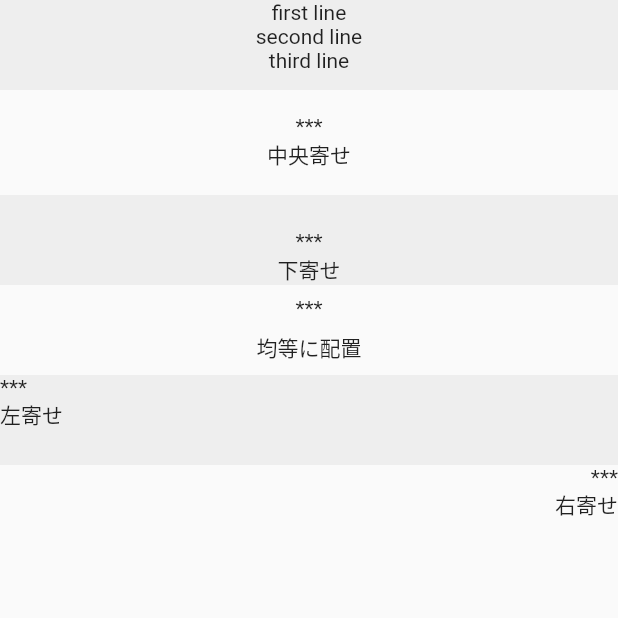
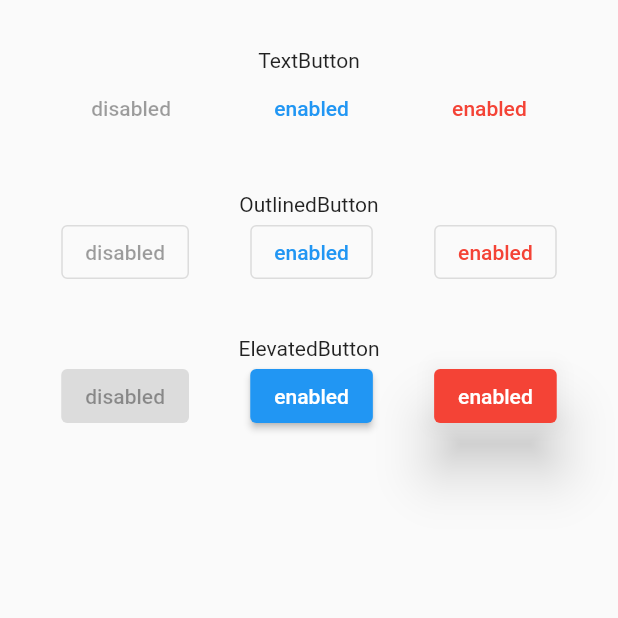
Before and after one commit to ryuimoto/widget-practice, a Flutter app: the screen it shows after launch, on a phone screen of 412 x 824 dp, the top half of it. Run offline on Flutter 3.47's test engine with Material 2 defaults, Android fonts, the phone set to English and light mode, and no system bars.

Commit message:
study button

```diff
--- a/lib/main.dart
+++ b/lib/main.dart
@@ -12,73 +12,77 @@ class MyApp extends StatelessWidget {
         body: Column(
           children: <Widget>[
             Container(
-              width: double.infinity,
-              height: 60,
-              color: Colors.grey[200],
-              child: Column(
-                children: <Widget>[
-                  Text('first line'),
-                  Text('second line'),
-                  Text('third line'),
-                ],
-              ),
+              padding: EdgeInsets.only(top: 32),
+              child: Text('TextButton'),
+            ),
+            Row(
+              mainAxisAlignment: MainAxisAlignment.spaceEvenly,
+              children: <Widget>[
+                TextButton(
+                  onPressed: null,
+                  child: Text('disabled'),
+                ),
+                TextButton(
+                  onPressed: () {},
+                  child: Text('enabled'),
+                ),
+                TextButton(
+                  style: TextButton.styleFrom(
+                    primary: Colors.red,
+                  ),
+                  onPressed: () {},
+                  child: Text('enabled'),
+                ),
+              ],
             ),
             Container(
-              width: double.infinity,
-              height: 70,
-              child: Column(
-                mainAxisAlignment: MainAxisAlignment.center,
-                children: <Widget>[
-                  Text('***'),
-                  Text('中央寄せ'),
-                ],
-              ),
+              padding: EdgeInsets.only(top: 32),
+              child: Text('OutlinedButton'),
+            ),
+            Row(
+              mainAxisAlignment: MainAxisAlignment.spaceEvenly,
+              children: <Widget>[
+                OutlinedButton(
+                  onPressed: null,
+                  child: Text('disabled'),
+                ),
+                OutlinedButton(
+                  onPressed: () {},
+                  child: Text('enabled'),
+                ),
+                OutlinedButton(
+                  onPressed: () {},
+                  style: OutlinedButton.styleFrom(
+                    primary: Colors.red,
+                  ),
+                  child: Text('enabled'),
+                ),
+              ],
             ),
             Container(
-              width: double.infinity,
-              height: 60,
-              color: Colors.grey[200],
-              child: Column(
-                mainAxisAlignment: MainAxisAlignment.end,
-                children: <Widget>[
-                  Text('***'),
-                  Text('下寄せ'),
-                ],
-              ),
+              padding: EdgeInsets.only(top: 32),
+              child: Text('ElevatedButton'),
             ),
-            Container(
-              width: double.infinity,
-              height: 60,
-              child: Column(
-                mainAxisAlignment: MainAxisAlignment.spaceEvenly,
-                children: <Widget>[
-                  Text('***'),
-                  Text('均等に配置'),
-                ],
-              ),
-            ),
-            Container(
-              width: double.infinity,
-              height: 60,
-              color: Colors.grey[200],
-              child: Column(
-                crossAxisAlignment: CrossAxisAlignment.start,
-                children: <Widget>[
-                  Text('***'),
-                  Text('左寄せ'),
-                ],
-              ),
-            ),
-            Container(
-              width: double.infinity,
-              height: 60,
-              child: Column(
-                crossAxisAlignment: CrossAxisAlignment.end,
-                children: <Widget>[
-                  Text('***'),
-                  Text('右寄せ'),
-                ],
-              ),
+            Row(
+              mainAxisAlignment: MainAxisAlignment.spaceEvenly,
+              children: <Widget>[
+                ElevatedButton(
+                  onPressed: null,
+                  child: Text('disabled'),
+                ),
+                ElevatedButton(
+                  onPressed: () {},
+                  child: Text('enabled'),
+                ),
+                ElevatedButton(
+                  onPressed: () {},
+                  style: ElevatedButton.styleFrom(
+                    primary: Colors.red,
+                    elevation: 16,
+                  ),
+                  child: Text('enabled'),
+                ),
+              ],
             ),
           ],
         ),
```
